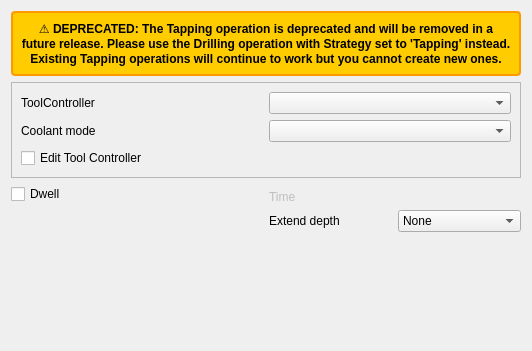
This is src/Mod/CAM/Gui/Resources/panels/PageOpTappingEdit.ui in Connor9220/FreeCAD as Qt 5 draws it before an edit. The edited form follows.
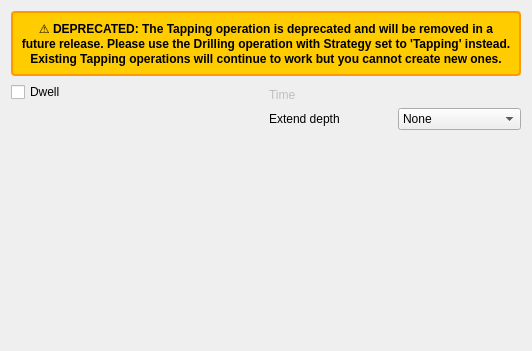
This is the edited form. Custom widgets are drawn as their Qt base class.

Commit message:
Merge pull request #31299 from Connor9220/ToolcontrolerTaskPanel
CAM: GUI Improvements: Move tool controller to its own tab

The edit to the form file:
```diff
--- a/src/Mod/CAM/Gui/Resources/panels/PageOpTappingEdit.ui
+++ b/src/Mod/CAM/Gui/Resources/panels/PageOpTappingEdit.ui
@@ -31,59 +31,6 @@
     </widget>
    </item>
    <item row="1" column="0" colspan="3">
-    <widget class="QFrame" name="frame">
-     <property name="sizePolicy">
-      <sizepolicy hsizetype="Preferred" vsizetype="Preferred">
-       <horstretch>0</horstretch>
-       <verstretch>0</verstretch>
-      </sizepolicy>
-     </property>
-     <property name="frameShape">
-      <enum>QFrame::StyledPanel</enum>
-     </property>
-     <property name="frameShadow">
-      <enum>QFrame::Raised</enum>
-     </property>
-     <layout class="QGridLayout" name="gridLayout_2">
-      <item row="1" column="1">
-       <widget class="QComboBox" name="coolantController">
-        <property name="toolTip">
-         <string>&lt;html&gt;&lt;head/&gt;&lt;body&gt;&lt;p&gt;The tool and its settings to be used for this operation.&lt;/p&gt;&lt;/body&gt;&lt;/html&gt;</string>
-        </property>
-       </widget>
-      </item>
-      <item row="1" column="0">
-       <widget class="QLabel" name="label_3">
-        <property name="text">
-         <string>Coolant mode</string>
-        </property>
-       </widget>
-      </item>
-      <item row="0" column="0">
-       <widget class="QLabel" name="label_2">
-        <property name="text">
-         <string>ToolController</string>
-        </property>
-       </widget>
-      </item>
-      <item row="0" column="1">
-       <widget class="QComboBox" name="toolController">
-        <property name="toolTip">
-         <string>&lt;html&gt;&lt;head/&gt;&lt;body&gt;&lt;p&gt;The tool and its settings to be used for this operation.&lt;/p&gt;&lt;/body&gt;&lt;/html&gt;</string>
-        </property>
-       </widget>
-      </item>
-      <item row="2" column="0" colspan="2">
-       <widget class="QCheckBox" name="editToolController">
-        <property name="text">
-         <string>Edit Tool Controller</string>
-        </property>
-       </widget>
-      </item>
-     </layout>
-    </widget>
-   </item>
-   <item row="2" column="0" colspan="3">
     <layout class="QGridLayout" name="gridLayout">
      <item row="4" column="4">
       <widget class="QLabel" name="dwellTimelabel">
@@ -137,7 +84,7 @@
      </item>
     </layout>
    </item>
-   <item row="3" column="0">
+   <item row="2" column="0">
     <spacer name="verticalSpacer">
      <property name="orientation">
       <enum>Qt::Vertical</enum>
```
Left out of the diff: 1 changed line with no effect on the pictures. The commit also changes 48 other files.
